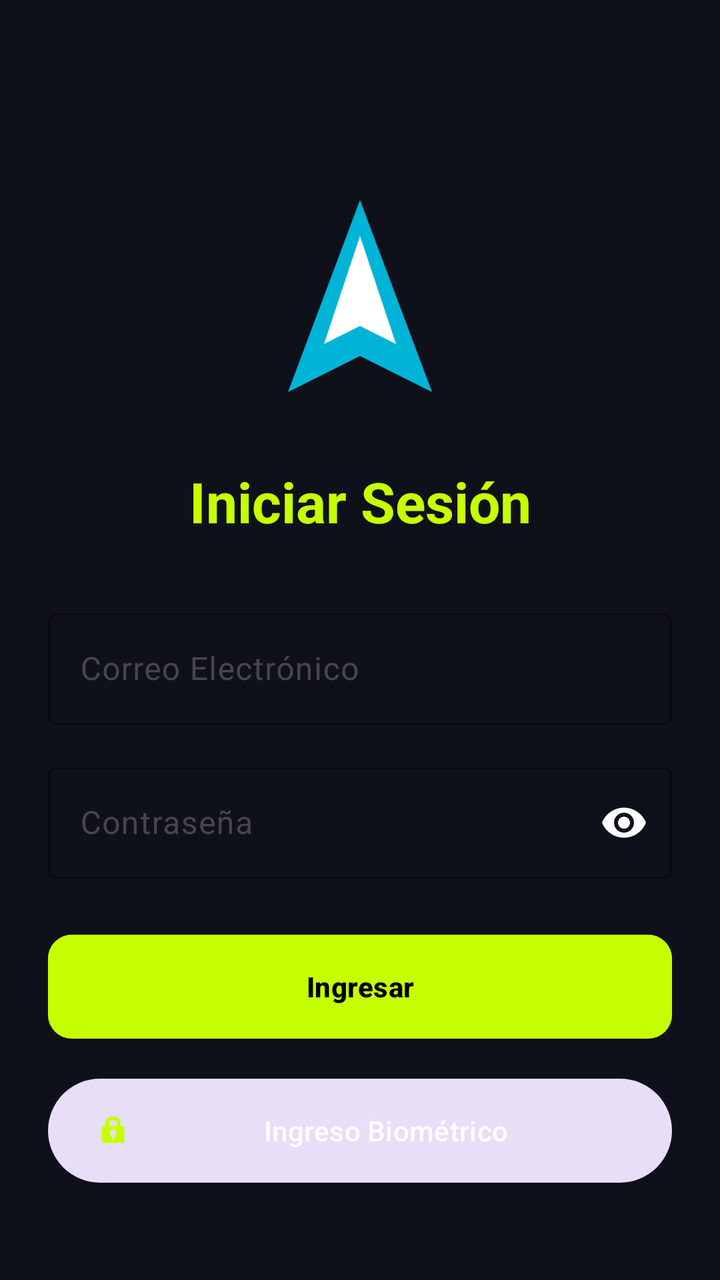
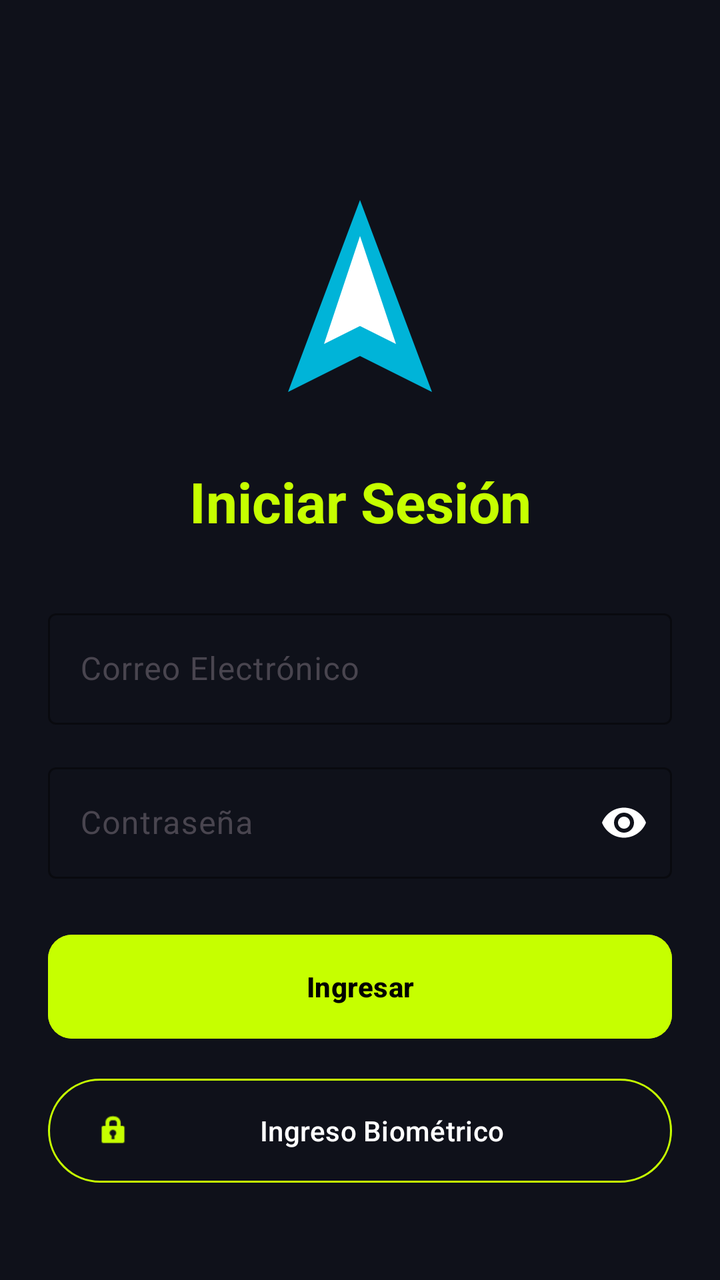

Compare the two renders of this Android layout. The source of the first and the diff that turns it into the second are given below.
<!-- AndroidManifest.xml: application theme Theme.VoltCore -->
<!-- res/layout/fragment_login.xml -->
<?xml version="1.0" encoding="utf-8"?>
<androidx.constraintlayout.widget.ConstraintLayout xmlns:android="http://schemas.android.com/apk/res/android"
    xmlns:app="http://schemas.android.com/apk/res-auto"
    android:layout_width="match_parent"
    android:layout_height="match_parent"
    android:background="@color/volt_background"
    android:padding="24dp">

    <ImageView
        android:id="@+id/ivLogoLogin"
        android:layout_width="120dp"
        android:layout_height="120dp"
        android:layout_marginTop="64dp"
        android:src="@drawable/ic_voltcore_logo"
        app:layout_constraintEnd_toEndOf="parent"
        app:layout_constraintStart_toStartOf="parent"
        app:layout_constraintTop_toTopOf="parent"
        android:contentDescription="@string/app_name" />

    <TextView
        android:id="@+id/tvWelcome"
        android:layout_width="wrap_content"
        android:layout_height="wrap_content"
        android:layout_marginTop="24dp"
        android:text="@string/login_title"
        android:textColor="@color/volt_primary"
        android:textSize="28sp"
        android:textStyle="bold"
        app:layout_constraintEnd_toEndOf="parent"
        app:layout_constraintStart_toStartOf="parent"
        app:layout_constraintTop_toBottomOf="@+id/ivLogoLogin" />

    <com.google.android.material.textfield.TextInputLayout
        android:id="@+id/tilEmail"
        android:layout_width="match_parent"
        android:layout_height="wrap_content"
        android:layout_marginTop="32dp"
        android:hint="@string/email_hint"
        style="@style/Widget.Material3.TextInputLayout.OutlinedBox"
        app:boxStrokeColor="@color/volt_primary"
        app:hintTextColor="@color/volt_primary"
        app:layout_constraintTop_toBottomOf="@+id/tvWelcome">

        <com.google.android.material.textfield.TextInputEditText
            android:id="@+id/etEmail"
            android:layout_width="match_parent"
            android:layout_height="wrap_content"
            android:inputType="textEmailAddress"
            android:textColor="@color/white" />
    </com.google.android.material.textfield.TextInputLayout>

    <com.google.android.material.textfield.TextInputLayout
        android:id="@+id/tilPassword"
        android:layout_width="match_parent"
        android:layout_height="wrap_content"
        android:layout_marginTop="16dp"
        android:hint="@string/password_hint"
        style="@style/Widget.Material3.TextInputLayout.OutlinedBox"
        app:boxStrokeColor="@color/volt_primary"
        app:hintTextColor="@color/volt_primary"
        app:endIconMode="password_toggle"
        app:endIconTint="@color/white"
        app:layout_constraintTop_toBottomOf="@+id/tilEmail">

        <com.google.android.material.textfield.TextInputEditText
            android:id="@+id/etPassword"
            android:layout_width="match_parent"
            android:layout_height="wrap_content"
            android:inputType="textPassword"
            android:textColor="@color/white" />
    </com.google.android.material.textfield.TextInputLayout>

    <com.google.android.material.button.MaterialButton
        android:id="@+id/btnLogin"
        android:layout_width="match_parent"
        android:layout_height="60dp"
        android:layout_marginTop="24dp"
        android:text="@string/login_button"
        android:backgroundTint="@color/volt_primary"
        android:textColor="@color/black"
        android:textStyle="bold"
        app:cornerRadius="12dp"
        app:layout_constraintTop_toBottomOf="@+id/tilPassword" />

    <com.google.android.material.button.MaterialButton
        android:id="@+id/btnBiometric"
        style="@style/Widget.Material3.Button.TonalButton"
        android:layout_width="match_parent"
        android:layout_height="60dp"
        android:layout_marginTop="12dp"
        android:text="@string/biometric_button"
        android:textColor="@color/white"
        app:icon="@android:drawable/ic_lock_idle_lock"
        app:iconTint="@color/volt_primary"
        app:layout_constraintTop_toBottomOf="@+id/btnLogin" />

    <TextView
        android:id="@+id/tvForgotPassword"
        android:layout_width="wrap_content"
        android:layout_height="wrap_content"
        android:layout_marginTop="24dp"
        android:padding="8dp"
        android:text="@string/forgot_password"
        android:textColor="@color/volt_primary"
        app:layout_constraintEnd_toEndOf="parent"
        app:layout_constraintStart_toStartOf="parent"
        app:layout_constraintTop_toBottomOf="@+id/btnBiometric" />

    <TextView
        android:id="@+id/tvRegister"
        android:layout_width="wrap_content"
        android:layout_height="wrap_content"
        android:layout_marginTop="8dp"
        android:padding="8dp"
        android:text="@string/no_account"
        android:textColor="@color/volt_primary"
        app:layout_constraintEnd_toEndOf="parent"
        app:layout_constraintStart_toStartOf="parent"
        app:layout_constraintTop_toBottomOf="@+id/tvForgotPassword" />

</androidx.constraintlayout.widget.ConstraintLayout>
<!-- resources referenced by this layout -->
<resources>
  <color name="black">#FF000000</color>
  <color name="volt_background">#0F111A</color>
  <color name="volt_primary">#C6FF00</color>
  <color name="white">#FFFFFFFF</color>
  <!-- drawable ic_voltcore_logo (drawable) -->
  <vector xmlns:android="http://schemas.android.com/apk/res/android"
      android:width="200dp"
      android:height="200dp"
      android:viewportWidth="200"
      android:viewportHeight="200">
      <path
          android:fillColor="#00B4D8"
          android:pathData="M100,20 L160,180 L100,150 L40,180 Z" />
      <path
          android:fillColor="#FFFFFF"
          android:pathData="M100,50 L130,140 L100,125 L70,140 Z" />
  </vector>
  <string name="app_name">VoltCore</string>
  <string name="biometric_button">Ingreso Biométrico</string>
  <string name="email_hint">Correo Electrónico</string>
  <string name="forgot_password">¿Olvidaste tu contraseña?</string>
  <string name="login_button">Ingresar</string>
  <string name="login_title">Iniciar Sesión</string>
  <string name="no_account">¿No tienes cuenta? Regístrate aquí</string>
  <string name="password_hint">Contraseña</string>
  <style name="Theme.VoltCore" parent="Base.Theme.VoltCore" />
  <style name="Base.Theme.VoltCore" parent="Theme.Material3.DayNight.NoActionBar">
          
          <item name="colorPrimary">@color/volt_primary</item>
          <item name="android:windowBackground">@color/volt_background</item>
          <item name="colorSurface">@color/glass_surface</item>
          <item name="colorOnSurface">@color/white</item>
      </style>
  <color name="glass_surface">#1AFFFFFF</color>
</resources>

<!-- the commit's change to res/layout/fragment_login.xml (unified diff, before → after) -->
@@ -84,12 +84,13 @@
 
     <com.google.android.material.button.MaterialButton
         android:id="@+id/btnBiometric"
-        style="@style/Widget.Material3.Button.TonalButton"
+        style="@style/Widget.Material3.Button.OutlinedButton"
         android:layout_width="match_parent"
         android:layout_height="60dp"
         android:layout_marginTop="12dp"
         android:text="@string/biometric_button"
         android:textColor="@color/white"
+        app:strokeColor="@color/volt_primary"
         app:icon="@android:drawable/ic_lock_idle_lock"
         app:iconTint="@color/volt_primary"
         app:layout_constraintTop_toBottomOf="@+id/btnLogin" />
